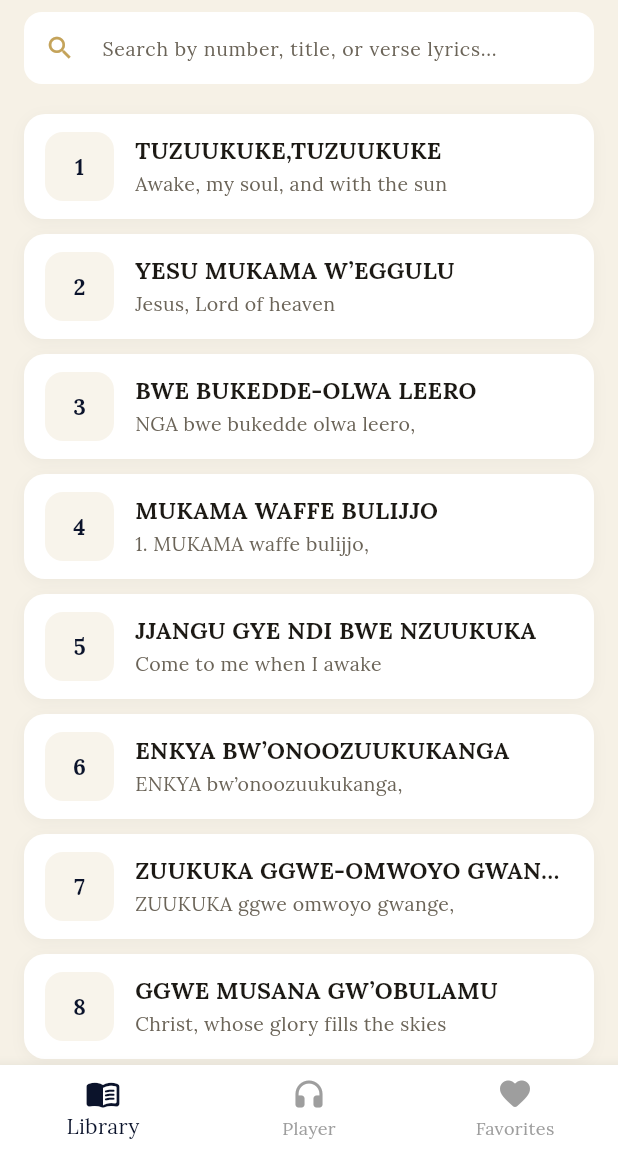
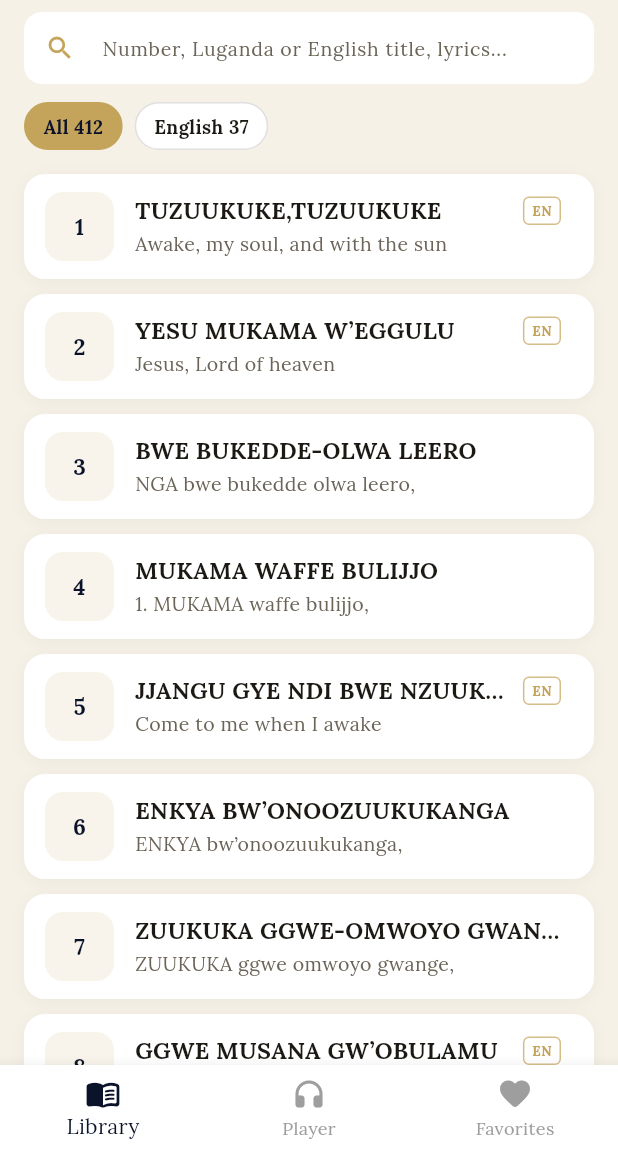
Before and after one commit to lumalabriandouglas-design/Anglicanhymn_sync, a Flutter app: the screen it shows after launch, on a phone screen of 412 x 824 dp, the part 84-1236 px from its top. Run offline on Flutter 3.47's test engine with Material 3 defaults, Android fonts, the phone set to English and light mode, and no system bars; our stand-ins replace google_fonts, just_audio, shared_preferences, wakelock_plus; network calls fail.

Commit message:
Add 17 English hymn texts, EN filter, and reader title polish.
Sunday, Christmas and Easter standards plus an EN badge and All/English
library chips. Clears the wrong Rock of Ages mapping on hymn 193.

```diff
--- a/lib/features/library/screens/library_screen.dart
+++ b/lib/features/library/screens/library_screen.dart
@@ -1,6 +1,7 @@
 import 'package:flutter/material.dart';
 import 'package:provider/provider.dart';
 
+import '../../../core/constants/app_colors.dart';
 import '../../../core/widgets/breakpoints.dart';
 import '../../../providers/audio_provider.dart';
 import '../../../providers/hymn_provider.dart';
@@ -31,6 +32,7 @@ class _LibraryScreenState extends State<LibraryScreen> {
     final settings = context.watch<SettingsProvider>();
     final hymns = hymnProvider.filteredHymns;
     final columns = Breakpoints.libraryColumns(context);
+    final isDark = Theme.of(context).brightness == Brightness.dark;
 
     if (hymnProvider.isLoading) {
       return const Center(
@@ -44,18 +46,41 @@ class _LibraryScreenState extends State<LibraryScreen> {
           scrollController: _scrollController,
           onChanged: (query) => hymnProvider.setSearchQuery(query),
         ),
+        Padding(
+          padding: const EdgeInsets.fromLTRB(16, 0, 16, 8),
+          child: Row(
+            children: [
+              _FilterChip(
+                label: 'All ${hymnProvider.allHymns.length}',
+                selected: !hymnProvider.englishOnly,
+                isDark: isDark,
+                onTap: () => hymnProvider.setEnglishOnly(false),
+              ),
+              const SizedBox(width: 8),
+              _FilterChip(
+                label: 'English ${hymnProvider.englishCount}',
+                selected: hymnProvider.englishOnly,
+                isDark: isDark,
+                onTap: () => hymnProvider.setEnglishOnly(true),
+              ),
+            ],
+          ),
+        ),
         Expanded(
           child: hymns.isEmpty
-              ? const Center(
+              ? Center(
                   child: Text(
-                    'No hymns found matching your search',
-                    style: TextStyle(color: Colors.grey),
+                    hymnProvider.englishOnly
+                        ? 'No English hymns match that search'
+                        : 'No hymns found matching your search',
+                    style: const TextStyle(color: Colors.grey),
                   ),
                 )
               : columns == 1
                   ? ListView.builder(
                       controller: _scrollController,
-                      padding: const EdgeInsets.symmetric(horizontal: 12, vertical: 8),
+                      padding: const EdgeInsets.symmetric(
+                          horizontal: 12, vertical: 8),
                       itemCount: hymns.length,
                       itemBuilder: (context, index) {
                         final hymn = hymns[index];
@@ -100,3 +125,49 @@ class _LibraryScreenState extends State<LibraryScreen> {
     );
   }
 }
+
+class _FilterChip extends StatelessWidget {
+  final String label;
+  final bool selected;
+  final bool isDark;
+  final VoidCallback onTap;
+
+  const _FilterChip({
+    required this.label,
+    required this.selected,
+    required this.isDark,
+    required this.onTap,
+  });
+
+  @override
+  Widget build(BuildContext context) {
+    return GestureDetector(
+      onTap: onTap,
+      child: AnimatedContainer(
+        duration: const Duration(milliseconds: 180),
+        padding: const EdgeInsets.symmetric(horizontal: 12, vertical: 6),
+        decoration: BoxDecoration(
+          color: selected
+              ? AppColors.celestialGold
+              : (isDark ? AppColors.cardNavy : Colors.white),
+          borderRadius: BorderRadius.circular(20),
+          border: Border.all(
+            color: selected
+                ? AppColors.celestialGold
+                : (isDark ? Colors.white12 : Colors.black12),
+          ),
+        ),
+        child: Text(
+          label,
+          style: TextStyle(
+            fontSize: 12.5,
+            fontWeight: FontWeight.w700,
+            color: selected
+                ? AppColors.primaryNavy
+                : (isDark ? Colors.white70 : AppColors.lightTextPrimary),
+          ),
+        ),
+      ),
+    );
+  }
+}
--- a/lib/features/library/widgets/collapsing_search_bar.dart
+++ b/lib/features/library/widgets/collapsing_search_bar.dart
@@ -64,7 +64,7 @@ class _CollapsingSearchBarState extends State<CollapsingSearchBar> {
             onChanged: widget.onChanged,
             style: TextStyle(fontSize: 14, color: text),
             decoration: InputDecoration(
-              hintText: 'Search by number, title, or verse lyrics...',
+              hintText: 'Number, Luganda or English title, lyrics...',
               hintStyle: TextStyle(color: hint, fontSize: 13),
               prefixIcon: const Icon(Icons.search,
                   color: AppColors.celestialGold, size: 20),
--- a/lib/features/library/widgets/hymn_tile.dart
+++ b/lib/features/library/widgets/hymn_tile.dart
@@ -28,7 +28,6 @@ class HymnTile extends StatelessWidget {
         : AppColors.celestialGold.withOpacity(0.12);
     final numberColor = isDark ? AppColors.celestialGold : AppColors.primaryNavy;
 
-    // Get a clean first line for the preview
     final lyricPreview = hymn.lyricsLuganda
         .split('\n')
         .map((e) => e.trim())
@@ -70,7 +69,6 @@ class HymnTile extends StatelessWidget {
             padding: const EdgeInsets.symmetric(horizontal: 14, vertical: 12),
             child: Row(
               children: [
-                // Number badge
                 Container(
                   width: 46,
                   height: 46,
@@ -89,15 +87,19 @@ class HymnTile extends StatelessWidget {
                   ),
                 ),
                 const SizedBox(width: 14),
-
-                // Title + preview
                 Expanded(
                   child: Column(
                     crossAxisAlignment: CrossAxisAlignment.start,
                     children: [
-                      Text(
+                      Row(
+                        children: [
+                          Expanded(
+                            child: Text(
                               hymn.title
-                            .replaceAll(RegExp(r'^OLUYIMBA\s+\d+:\s*', caseSensitive: false), '')
+                                  .replaceAll(
+                                      RegExp(r'^OLUYIMBA\s+\d+:\s*',
+                                          caseSensitive: false),
+                                      '')
                                   .replaceAll(' Song Lyrics', '')
                                   .trim(),
                               style: GoogleFonts.lora(
@@ -108,6 +110,31 @@ class HymnTile extends StatelessWidget {
                               ),
                               maxLines: 1,
                               overflow: TextOverflow.ellipsis,
+                            ),
+                          ),
+                          if (hymn.hasEnglishLyrics) ...[
+                            const SizedBox(width: 6),
+                            Container(
+                              padding: const EdgeInsets.symmetric(
+                                  horizontal: 5, vertical: 2),
+                              decoration: BoxDecoration(
+                                borderRadius: BorderRadius.circular(4),
+                                border: Border.all(
+                                  color: AppColors.celestialGold.withOpacity(0.7),
+                                ),
+                              ),
+                              child: const Text(
+                                'EN',
+                                style: TextStyle(
+                                  color: AppColors.celestialGold,
+                                  fontSize: 9,
+                                  fontWeight: FontWeight.w800,
+                                  letterSpacing: 0.4,
+                                ),
+                              ),
+                            ),
+                          ],
+                        ],
                       ),
                       const SizedBox(height: 4),
                       Text(
@@ -123,12 +150,13 @@ class HymnTile extends StatelessWidget {
                     ],
                   ),
                 ),
-
                 if (HymnAudio.hasAudio(hymn))
                   IconButton(
                     icon: Icon(
                       Icons.play_circle_outline_rounded,
-                      color: isDark ? AppColors.celestialGold : AppColors.primaryNavy,
+                      color: isDark
+                          ? AppColors.celestialGold
+                          : AppColors.primaryNavy,
                       size: 28,
                     ),
                     onPressed: onPlayTap,
--- a/lib/models/hymn.dart
+++ b/lib/models/hymn.dart
@@ -20,6 +20,23 @@ class Hymn {
   });
 
   bool get hasEnglishTitle => titleEnglish.trim().isNotEmpty;
+  bool get hasEnglishLyrics => lyricsEnglish.trim().isNotEmpty;
+
+  Hymn copyWith({
+    String? titleEnglish,
+    String? lyricsEnglish,
+    bool? isFavorite,
+  }) {
+    return Hymn(
+      number: number,
+      title: title,
+      titleEnglish: titleEnglish ?? this.titleEnglish,
+      lyricsLuganda: lyricsLuganda,
+      lyricsEnglish: lyricsEnglish ?? this.lyricsEnglish,
+      audioUrl: audioUrl,
+      isFavorite: isFavorite ?? this.isFavorite,
+    );
+  }
 
   factory Hymn.fromJson(Map<String, dynamic> json, [int? index]) {
     final rawLuganda =
--- a/lib/providers/hymn_provider.dart
+++ b/lib/providers/hymn_provider.dart
@@ -15,6 +15,7 @@ class HymnProvider extends ChangeNotifier {
   bool _isLoading = true;
   String? _errorMessage;
   bool _audioCatalogueReady = false;
+  bool _englishOnly = false;
 
   HymnProvider(this._storageService);
 
@@ -23,15 +24,21 @@ class HymnProvider extends ChangeNotifier {
   List<Hymn> get allHymns => _allHymns;
   String get searchQuery => _searchQuery;
   bool get audioCatalogueReady => _audioCatalogueReady;
+  bool get englishOnly => _englishOnly;
+  int get englishCount =>
+      _allHymns.where((h) => h.hasEnglishLyrics).length;
 
   List<Hymn> get favoriteHymns =>
       _allHymns.where((h) => h.isFavorite).toList();
 
   List<Hymn> get filteredHymns {
+    var list = _englishOnly
+        ? _allHymns.where((h) => h.hasEnglishLyrics).toList()
+        : _allHymns;
     if (_searchQuery.trim().isEmpty) {
-      return _allHymns;
+      return list;
     }
-    return SearchEngine.searchHymns(_allHymns, _searchQuery);
+    return SearchEngine.searchHymns(list, _searchQuery);
   }
 
   Future<void> loadHymns() async {
@@ -55,6 +62,25 @@ class HymnProvider extends ChangeNotifier {
         }
         return hymn;
       }).toList();
+
+      try {
+        final overlayRaw =
+            await rootBundle.loadString('assets/english-overlay.json');
+        final overlay = json.decode(overlayRaw) as Map<String, dynamic>;
+        _allHymns = _allHymns.map((h) {
+          final extra = overlay[h.number];
+          if (extra is Map) {
+            return h.copyWith(
+              titleEnglish: extra['titleEnglish']?.toString() ?? h.titleEnglish,
+              lyricsEnglish:
+                  extra['lyricsEnglish']?.toString() ?? h.lyricsEnglish,
+            );
+          }
+          return h;
+        }).toList();
+      } catch (e) {
+        debugPrint('English overlay skipped: $e');
+      }
     } catch (e) {
       _errorMessage = 'Failed to load hymn book. Please check the data file.';
       debugPrint('Error loading hymns database: $e');
@@ -66,18 +92,25 @@ class HymnProvider extends ChangeNotifier {
 
     // Do not block the hymn book on the network.
     final updated = await HymnAudio.refreshFromRemote(_storageService);
-    _audioCatalogueReady = HymnAudio.loadedFromRemote || HymnAudio.tracks.isNotEmpty;
+    _audioCatalogueReady =
+        HymnAudio.loadedFromRemote || HymnAudio.tracks.isNotEmpty;
     if (updated) notifyListeners();
   }
 
   Future<void> refreshAudioCatalogue() async {
     final updated = await HymnAudio.refreshFromRemote(_storageService);
-    _audioCatalogueReady = HymnAudio.loadedFromRemote || HymnAudio.tracks.isNotEmpty;
+    _audioCatalogueReady =
+        HymnAudio.loadedFromRemote || HymnAudio.tracks.isNotEmpty;
     if (updated) notifyListeners();
   }
 
   void setSearchQuery(String query) {
     _searchQuery = query;
+    notifyListeners();
+  }
+
+  void setEnglishOnly(bool value) {
+    _englishOnly = value;
     notifyListeners();
   }
 
--- a/pubspec.yaml
+++ b/pubspec.yaml
@@ -39,4 +39,5 @@ flutter:
   assets:
     - assets/hymns-full.json
     - assets/audio-catalogue.json
+    - assets/english-overlay.json
     - assets/images/app_icon.png
```
Also changed, not shown: assets/english-overlay.json (added, +74 -0 lines), lib/features/favorites/screens/favorites_screen.dart (+27 -9 lines), lib/features/reader/screens/hymn_detail_screen.dart (+5 -9 lines). Lines whose indentation alone changed are shown as unchanged.
